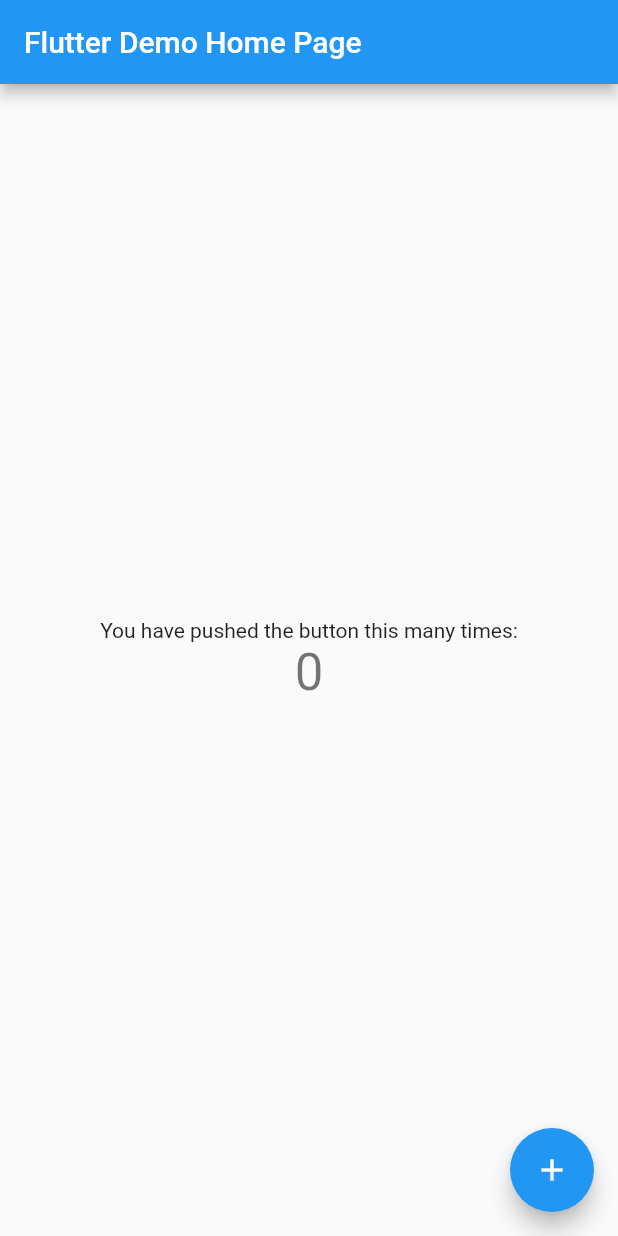
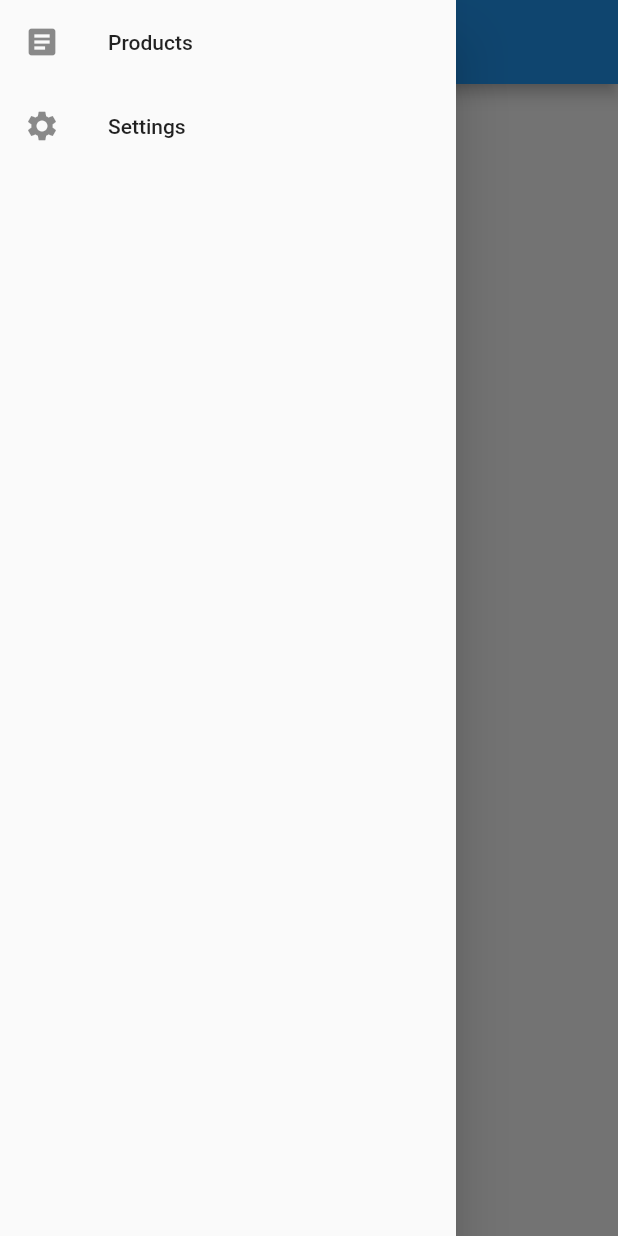
Before and after one commit to OpenShelves/openshelves-frontend, a Flutter app: the screen it shows after launch, with the side drawer open (before the commit the screen has no drawer), on a phone screen of 412 x 824 dp. Run offline on Flutter 3.47's test engine with Material 2 defaults, Android fonts, the phone set to English and light mode, and no system bars.

Commit message:
Added Reponsive Layout and Product Views

```diff
--- /dev/null
+++ b/lib/constants.dart
@@ -0,0 +1,22 @@
+import 'package:flutter/material.dart';
+
+var openShelvesDrawer = Drawer(
+    child: Column(
+  children: [
+    ListTile(
+      leading: Icon(Icons.article),
+      title: Text('Products'),
+    ),
+    ListTile(
+      leading: Icon(Icons.settings),
+      title: Text('Settings'),
+    )
+  ],
+));
+
+var openShelvesAppBar = AppBar(
+  title: Text(' '),
+  centerTitle: false,
+);
+
+var URL = 'http://localhost:4090/api/';
--- a/lib/main.dart
+++ b/lib/main.dart
@@ -1,4 +1,9 @@
 import 'package:flutter/material.dart';
+import 'package:openshelves/constants.dart';
+import 'package:openshelves/responsive/desktop.dart';
+import 'package:openshelves/responsive/mobile.dart';
+import 'package:openshelves/responsive/tablet.dart';
+import 'package:openshelves/responsive/responsive_layout.dart';
 
 void main() {
   runApp(const MyApp());
@@ -7,109 +12,18 @@ void main() {
 class MyApp extends StatelessWidget {
   const MyApp({Key? key}) : super(key: key);
 
-  // This widget is the root of your application.
   @override
   Widget build(BuildContext context) {
     return MaterialApp(
-      title: 'Flutter Demo',
+      title: 'OpenShelves',
       theme: ThemeData(
-        // This is the theme of your application.
-        //
-        // Try running your application with "flutter run". You'll see the
-        // application has a blue toolbar. Then, without quitting the app, try
-        // changing the primarySwatch below to Colors.green and then invoke
-        // "hot reload" (press "r" in the console where you ran "flutter run",
-        // or simply save your changes to "hot reload" in a Flutter IDE).
-        // Notice that the counter didn't reset back to zero; the application
-        // is not restarted.
         primarySwatch: Colors.blue,
       ),
-      home: const MyHomePage(title: 'Flutter Demo Home Page'),
+      home: ResponsiveLayout(
+        desktopBody: DesktopScaffold(),
+        mobileBody: MobileScaffold(),
+        tabletBody: TabletScaffold(),
+      ),
     );
   }
 }
-
-class MyHomePage extends StatefulWidget {
-  const MyHomePage({Key? key, required this.title}) : super(key: key);
-
-  // This widget is the home page of your application. It is stateful, meaning
-  // that it has a State object (defined below) that contains fields that affect
-  // how it looks.
-
-  // This class is the configuration for the state. It holds the values (in this
-  // case the title) provided by the parent (in this case the App widget) and
-  // used by the build method of the State. Fields in a Widget subclass are
-  // always marked "final".
-
-  final String title;
-
-  @override
-  State<MyHomePage> createState() => _MyHomePageState();
-}
-
-class _MyHomePageState extends State<MyHomePage> {
-  int _counter = 0;
-
-  void _incrementCounter() {
-    setState(() {
-      // This call to setState tells the Flutter framework that something has
-      // changed in this State, which causes it to rerun the build method below
-      // so that the display can reflect the updated values. If we changed
-      // _counter without calling setState(), then the build method would not be
-      // called again, and so nothing would appear to happen.
-      _counter++;
-    });
-  }
-
-  @override
-  Widget build(BuildContext context) {
-    // This method is rerun every time setState is called, for instance as done
-    // by the _incrementCounter method above.
-    //
-    // The Flutter framework has been optimized to make rerunning build methods
-    // fast, so that you can just rebuild anything that needs updating rather
-    // than having to individually change instances of widgets.
-    return Scaffold(
-      appBar: AppBar(
-        // Here we take the value from the MyHomePage object that was created by
-        // the App.build method, and use it to set our appbar title.
-        title: Text(widget.title),
-      ),
-      body: Center(
-        // Center is a layout widget. It takes a single child and positions it
-        // in the middle of the parent.
-        child: Column(
-          // Column is also a layout widget. It takes a list of children and
-          // arranges them vertically. By default, it sizes itself to fit its
-          // children horizontally, and tries to be as tall as its parent.
-          //
-          // Invoke "debug painting" (press "p" in the console, choose the
-          // "Toggle Debug Paint" action from the Flutter Inspector in Android
-          // Studio, or the "Toggle Debug Paint" command in Visual Studio Code)
-          // to see the wireframe for each widget.
-          //
-          // Column has various properties to control how it sizes itself and
-          // how it positions its children. Here we use mainAxisAlignment to
-          // center the children vertically; the main axis here is the vertical
-          // axis because Columns are vertical (the cross axis would be
-          // horizontal).
-          mainAxisAlignment: MainAxisAlignment.center,
-          children: <Widget>[
-            const Text(
-              'You have pushed the button this many times:',
-            ),
-            Text(
-              '$_counter',
-              style: Theme.of(context).textTheme.headline4,
-            ),
-          ],
-        ),
-      ),
-      floatingActionButton: FloatingActionButton(
-        onPressed: _incrementCounter,
-        tooltip: 'Increment',
-        child: const Icon(Icons.add),
-      ), // This trailing comma makes auto-formatting nicer for build methods.
-    );
-  }
-}
--- /dev/null
+++ b/lib/responsive/mobile.dart
@@ -0,0 +1,21 @@
+import 'package:flutter/material.dart';
+import 'package:openshelves/constants.dart';
+
+class MobileScaffold extends StatefulWidget {
+  const MobileScaffold({Key? key}) : super(key: key);
+
+  @override
+  State<MobileScaffold> createState() => _MobileScaffoldState();
+}
+
+class _MobileScaffoldState extends State<MobileScaffold> {
+  @override
+  Widget build(BuildContext context) {
+    return Scaffold(
+        drawer: openShelvesDrawer,
+        appBar: openShelvesAppBar,
+        body: Row(
+          children: [],
+        ));
+  }
+}
--- /dev/null
+++ b/lib/responsive/responsive_layout.dart
@@ -0,0 +1,28 @@
+import 'package:flutter/material.dart';
+
+class ResponsiveLayout extends StatelessWidget {
+  final Widget mobileBody;
+  final Widget tabletBody;
+  final Widget desktopBody;
+
+  ResponsiveLayout({
+    required this.mobileBody,
+    required this.tabletBody,
+    required this.desktopBody,
+  });
+
+  @override
+  Widget build(BuildContext context) {
+    return LayoutBuilder(
+      builder: (context, constraints) {
+        if (constraints.maxWidth < 500) {
+          return mobileBody;
+        } else if (constraints.maxWidth < 1100) {
+          return tabletBody;
+        } else {
+          return desktopBody;
+        }
+      },
+    );
+  }
+}
--- a/pubspec.yaml
+++ b/pubspec.yaml
@@ -34,6 +34,7 @@ dependencies:
   # The following adds the Cupertino Icons font to your application.
   # Use with the CupertinoIcons class for iOS style icons.
   cupertino_icons: ^1.0.2
+  http: ^0.13.5
 
 dev_dependencies:
   flutter_test:
```
Also changed, not shown: lib/products/product_form.dart (added, +95 -0 lines), lib/products/product_model.dart (added, +43 -0 lines), lib/products/product_service.dart (added, +21 -0 lines), lib/responsive/desktop.dart (added, +20 -0 lines), lib/responsive/tablet.dart (added, +21 -0 lines), pubspec.lock, 2 other files.
